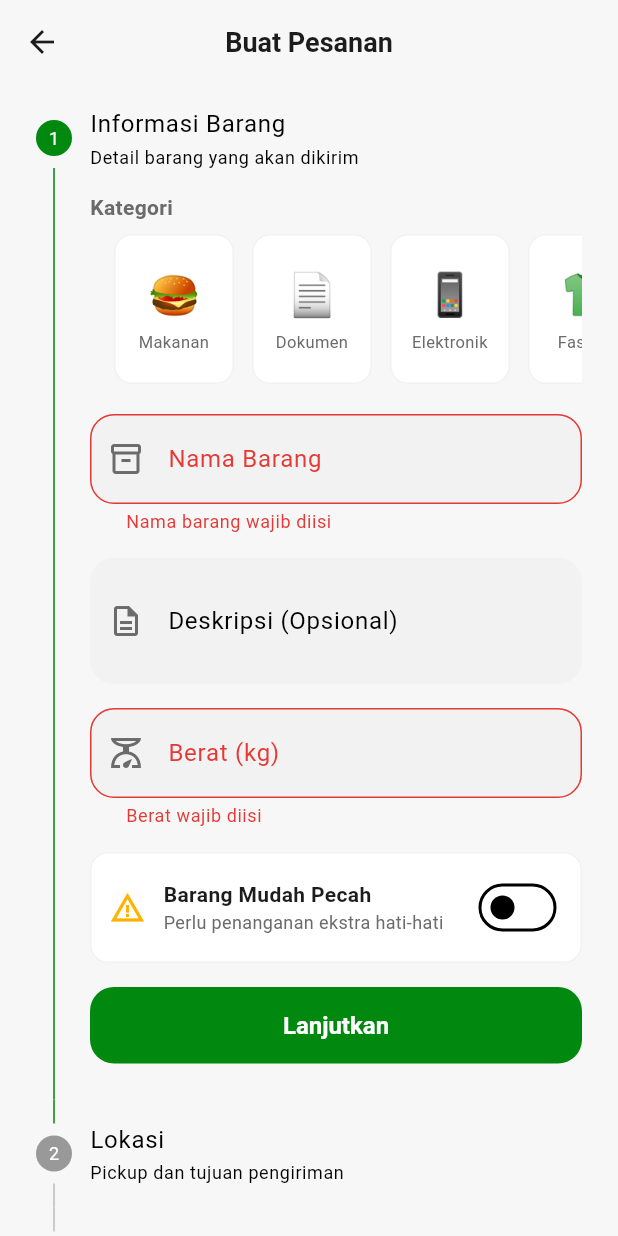
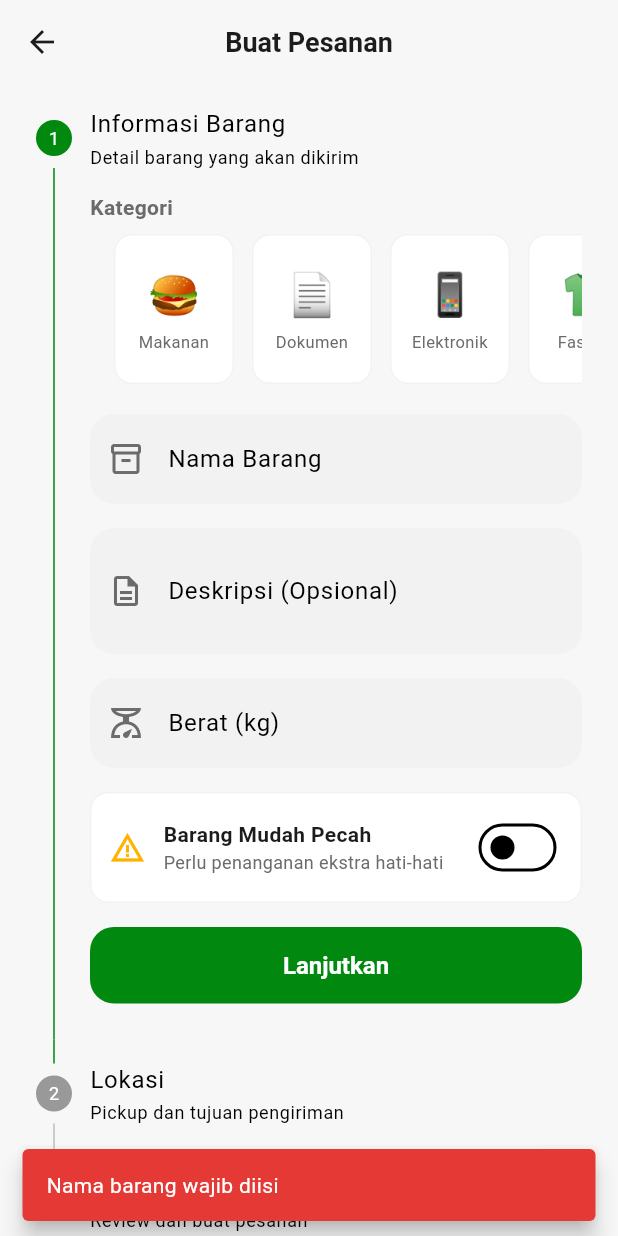
Before and after one commit to TrustPoints/TrustPoint-Mobile-App, a Flutter app: the CreateOrderScreen screen opened directly, after a tap on "Lanjutkan", on a phone screen of 412 x 824 dp. Run offline on Flutter 3.47's test engine with Material 3 defaults, Android fonts, the light colour scheme and no system bars; our stand-ins replace flutter_map, flutter_secure_storage, geolocator, image_picker, latlong2; accounts and stored records are empty; Roboto replaces fonts that are missing (SF Pro Display).

Commit message:
fix: update API endpoints to include '/api' prefix and improve order validation logic

```diff
--- a/lib/config/api_config.dart
+++ b/lib/config/api_config.dart
@@ -2,7 +2,7 @@
 class ApiConfig {
   // static const String baseUrl = 'http://10.0.2.2:5000'; // Android emulator
   // static const String baseUrl = 'http://localhost:5000'; // iOS simulator
-  static const String baseUrl = 'http://192.168.100.6:5000'; // Physical device
+  static const String baseUrl = 'http://172.20.10.4:5000'; // Physical device
 
   // API Endpoints
   static const String register = '/api/register';
--- a/lib/screens/orders/create_order_screen.dart
+++ b/lib/screens/orders/create_order_screen.dart
@@ -798,17 +798,76 @@ class _CreateOrderScreenState extends State<CreateOrderScreen> {
     );
   }
 
+  /// Validate only item step fields
+  bool _validateItemStep() {
+    // Validate item name
+    final itemName = _itemNameController.text.trim();
+    if (itemName.isEmpty) {
+      _showValidationError('Nama barang wajib diisi');
+      return false;
+    }
+    if (itemName.length < 3) {
+      _showValidationError('Nama barang minimal 3 karakter');
+      return false;
+    }
+
+    // Validate weight
+    final weightText = _itemWeightController.text.trim();
+    if (weightText.isEmpty) {
+      _showValidationError('Berat wajib diisi');
+      return false;
+    }
+    final weight = double.tryParse(weightText);
+    if (weight == null || weight <= 0) {
+      _showValidationError('Masukkan berat yang valid');
+      return false;
+    }
+    if (weight > 50) {
+      _showValidationError('Berat maksimal 50 kg');
+      return false;
+    }
+
+    return true;
+  }
+
+  /// Validate only location step fields
+  bool _validateLocationStep() {
+    // Validate pickup address
+    if (_pickupAddressController.text.trim().isEmpty) {
+      _showValidationError('Alamat pickup wajib diisi');
+      return false;
+    }
+
+    // Validate destination address
+    if (_destinationAddressController.text.trim().isEmpty) {
+      _showValidationError('Alamat tujuan wajib diisi');
+      return false;
+    }
+
+    return true;
+  }
+
+  void _showValidationError(String message) {
+    ScaffoldMessenger.of(context).showSnackBar(
+      SnackBar(
+        content: Text(message),
+        backgroundColor: AppColors.error,
+        behavior: SnackBarBehavior.floating,
+      ),
+    );
+  }
+
   void _onStepContinue() {
     if (_currentStep == 0) {
-      // Validate item step
-      if (_formKey.currentState?.validate() ?? false) {
+      // Validate item step only
+      if (_validateItemStep()) {
         setState(() {
           _currentStep++;
         });
       }
     } else if (_currentStep == 1) {
-      // Validate location step
-      if (_formKey.currentState?.validate() ?? false) {
+      // Validate location step only
+      if (_validateLocationStep()) {
         setState(() {
           _currentStep++;
         });
@@ -854,7 +913,8 @@ class _CreateOrderScreenState extends State<CreateOrderScreen> {
   }
 
   Future<void> _createOrder() async {
-    if (!(_formKey.currentState?.validate() ?? false)) {
+    // Final validation before creating order
+    if (!_validateItemStep() || !_validateLocationStep()) {
       return;
     }
 
```
Also changed, not shown: lib/services/order_service.dart (+14 -11 lines).
